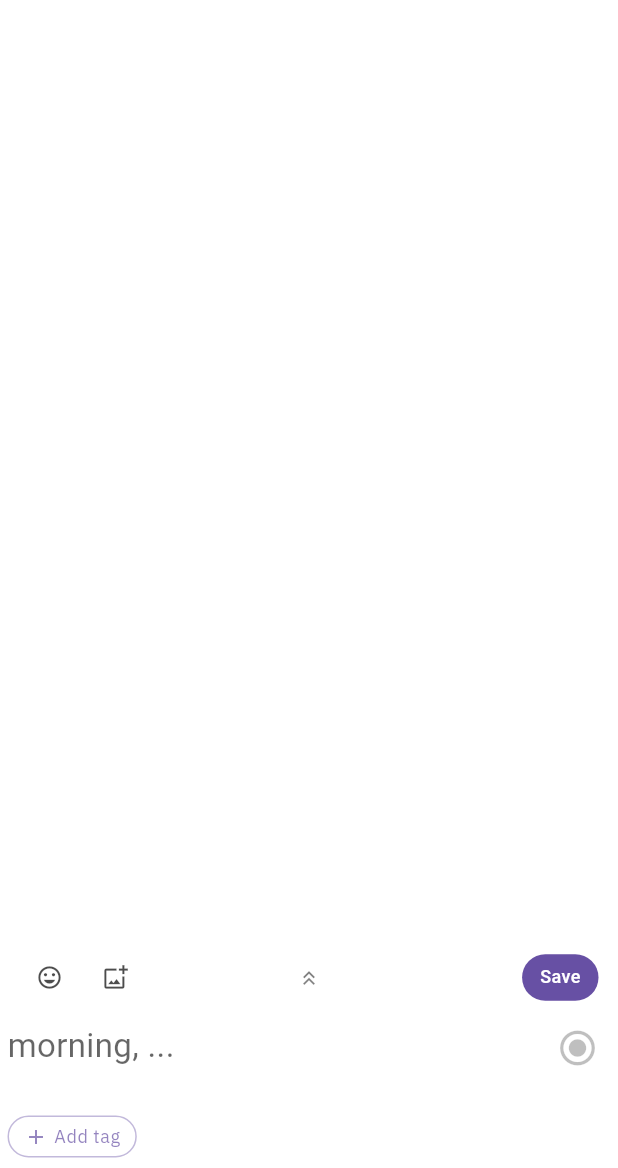
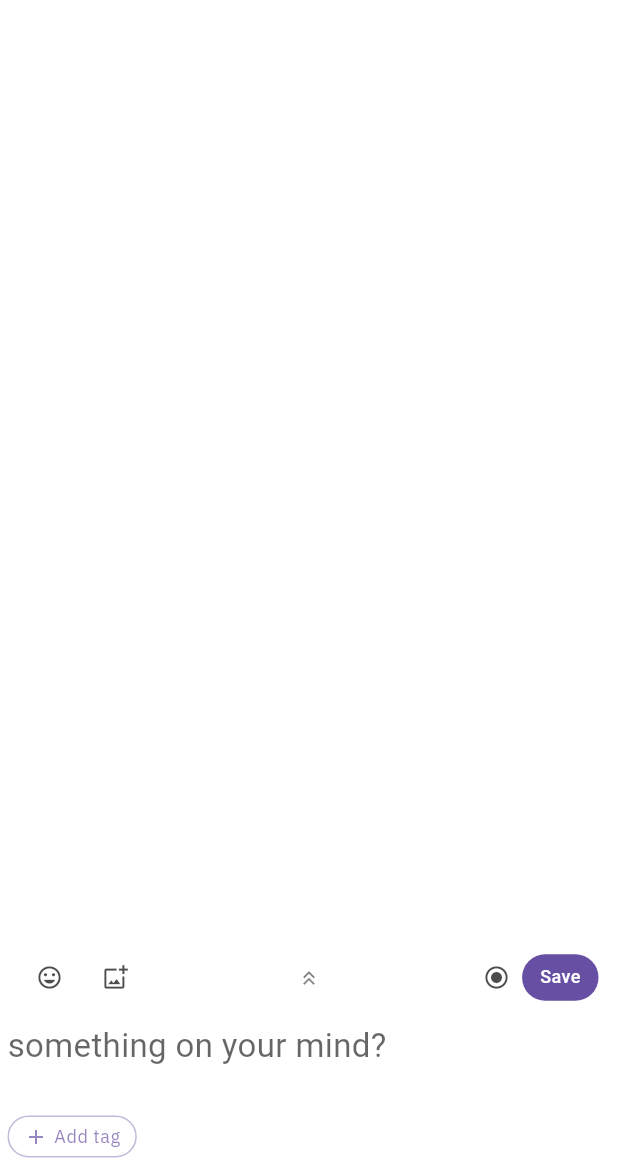
Before and after one commit to Nswa/genesis_f1, a Flutter app: the screen it shows once a user with an empty profile is signed in, on a phone screen of 412 x 824 dp, the part 68-1236 px from its top. Run offline on Flutter 3.47's test engine with Material 3 defaults, Android fonts, the phone set to English and light mode, and no system bars; our stand-ins replace cached_network_image, camera, cloud_firestore, connectivity_plus, firebase_auth, firebase_core and 10 more; missing offline and left inert: ffmpeg_kit_flutter_new, fuzzy; accounts and stored records are empty; Roboto replaces fonts that are missing (Georgia); project files that could hold a hidden picture were left out.

```diff
--- a/lib/screens/journal_screen.dart
+++ b/lib/screens/journal_screen.dart
@@ -166,21 +166,23 @@ class _JournalScreenState extends State<JournalScreen>
                                         entryGroup.value,
                                       );
                                     }
-                                  },
-                                  child: Container(
+                                  },                                  child: Container(
                                     color: background,
                                     padding: const EdgeInsets.fromLTRB(
                                       16,
                                       8, // Reduced top padding
-                                      0,
+                                      16,
                                       4, // Reduced bottom padding
                                     ),
-                                    child: Text(
-                                      entryGroup.key,
-                                      style: TextStyle(
-                                        fontSize: 16,
-                                        color: Theme.of(context).hintColor,
-                                        fontWeight: FontWeight.w600,
+                                    child: Center(
+                                      child: Text(
+                                        entryGroup.key,
+                                        style: TextStyle(
+                                          fontSize: 14, // Smaller font size
+                                          color: Theme.of(context).hintColor,
+                                          fontWeight: FontWeight.w500,
+                                          fontFamily: 'IBMPlexSans', // Sans font
+                                        ),
                                       ),
                                     ),
                                   ),
--- a/lib/widgets/journal_entry.dart
+++ b/lib/widgets/journal_entry.dart
@@ -413,7 +413,7 @@ class _JournalEntryWidgetState extends State<JournalEntryWidget> {
           child: AnimatedContainer(
             duration: const Duration(milliseconds: 120),
             curve: Curves.easeOutQuart,
-            padding: const EdgeInsets.fromLTRB(12, 5, 12, 5),
+            padding: const EdgeInsets.fromLTRB(5, 2, 5, 2),
             decoration: BoxDecoration(
               color: widget.entry.isSelected
                   ? theme.highlightColor
--- a/lib/widgets/journal_input.dart
+++ b/lib/widgets/journal_input.dart
@@ -3,8 +3,6 @@ import 'dart:async';
 import 'package:flutter/material.dart';
 import '../controller/journal_controller.dart';
 import '../utils/mood_utils.dart';
-import '../utils/date_formatter.dart';
-import 'package:collective/services/user_profile_service.dart';
 import 'package:camera/camera.dart';
 import 'package:image_picker/image_picker.dart';
 import 'package:path_provider/path_provider.dart';
@@ -315,28 +313,14 @@ class _JournalInputWidgetState extends State<JournalInputWidget>
       } else {
         _emojiBarController.reverse();
       }
-    });
+    });  }
+
+  String _getHintText() {
+    return "something on your mind?";
   }
-
-  String _getTimeOfDayGreeting() {
-    final hour = DateTime.now().hour;
-    if (hour < 12) return 'morning';
-    if (hour < 17) return 'afternoon';
-    return 'evening';
-  }
-  String _getHintText() {
-    final profile = UserProfileService.instance.profile;
-    if (profile != null) {
-      final firstWord = profile.firstName.split(" ")[0];
-      return "${_getTimeOfDayGreeting()}, ${firstWord.toLowerCase()}...";
-    }
-    return "Write your thoughts...";
-  }
-
   @override
   Widget build(BuildContext context) {
-    final now = DateTime.now();
-    final theme = Theme.of(context);    final fadeValue = (1 +
+    final theme = Theme.of(context);final fadeValue = (1 +
             (widget.journalController.dragOffsetY /
                 JournalController.swipeThreshold))
         .clamp(0.0, 1.0);
@@ -418,7 +402,51 @@ class _JournalInputWidgetState extends State<JournalInputWidget>
                                   padding: EdgeInsets.zero,
                                   constraints: const BoxConstraints(),
                                   visualDensity: VisualDensity.compact,
-                                ),                                const Spacer(),                                // Save button - always visible
+                                ),                                const Spacer(),                                // Radio button for voice recording - positioned just to the left of save button
+                                GestureDetector(
+                                  onTapDown: (details) {
+                                    _onTapDown();
+                                  },
+                                  onTapUp: (details) {
+                                    _onTapUp();
+                                  },
+                                  onTapCancel: () {
+                                    _onTapCancel();
+                                  },
+                                  child: Stack(
+                                    clipBehavior: Clip.none,
+                                    children: [
+                                      Container(
+                                        margin: const EdgeInsets.only(right: 8),
+                                        child: Icon(
+                                          Icons.radio_button_checked,
+                                          size: 18, // Match other toolbar icons
+                                          color: _isRecording
+                                              ? Colors.red.withOpacity(0.7)
+                                              : theme.iconTheme.color?.withOpacity(0.7),
+                                        ),
+                                      ),
+                                      // Camera preview positioned above the button
+                                      if (_showCameraPreview && _isCameraInitialized && _cameraController != null)
+                                        Positioned(
+                                          bottom: 30, // Position above the button
+                                          right: -50, // Adjust positioning
+                                          child: Container(
+                                            width: 120,
+                                            height: 120,
+                                            decoration: BoxDecoration(
+                                              shape: BoxShape.circle,
+                                              border: Border.all(color: Colors.red, width: 3),
+                                            ),
+                                            child: ClipOval(
+                                              child: CameraPreview(_cameraController!),
+                                            ),
+                                          ),
+                                        ),
+                                    ],
+                                  ),
+                                ),
+                                // Save button - always visible
                                 Container(
                                   margin: const EdgeInsets.only(right: 8),
                                   child: GestureDetector(
@@ -495,58 +523,9 @@ class _JournalInputWidgetState extends State<JournalInputWidget>
                                               hintStyle: TextStyle(color: theme.hintColor),
                                               border: InputBorder.none,
                                               contentPadding: EdgeInsets.zero,
-                                              isDense: true,
-                                            ),
+                                              isDense: true,                                            ),
                                           ),
                                         ),
-                                      ),
-                                    ),GestureDetector(
-                                      onTapDown: (details) {
-                                        _onTapDown();
-                                      },
-                                      onTapUp: (details) {
-                                        _onTapUp();
-                                      },
-                                      onTapCancel: () {
-                                        _onTapCancel();
-                                      },
-                                      child: Stack(
-                                        clipBehavior: Clip.none,
-                                        children: [
-                                          AnimatedContainer(
-                                            duration: const Duration(milliseconds: 150),
-                                            curve: Curves.easeInOut,
-                                            transform: _isRecording
-                                                ? Matrix4.translationValues(0, -55, 0)
-                                                : Matrix4.identity(),
-                                            // add small left paddding
-                                            margin: const EdgeInsets.only(left: 8, right: 8, top: 4),
-                                            child: Icon(
-                                              Icons.radio_button_checked,
-                                              size: 28,
-                                              color: _isRecording
-                                                  ? Colors.red.withOpacity(0.7) // Reduced contrast for recording state
-                                                  : theme.iconTheme.color?.withOpacity(0.25), // Lower contrast for idle state
-                                            ),
-                                          ),
-                                          // Camera preview positioned above the button
-                                          if (_showCameraPreview && _isCameraInitialized && _cameraController != null)
-                                            Positioned(
-                                              bottom: 90, // Position above the button
-                                              left: -90, // Center horizontally
-                                              child: Container(
-                                                width: 120,
-                                                height: 120,
-                                                decoration: BoxDecoration(
-                                                  shape: BoxShape.circle,
-                                                  border: Border.all(color: Colors.red, width: 3),
-                                                ),
-                                                child: ClipOval(
-                                                  child: CameraPreview(_cameraController!),
-                                                ),
-                                              ),
-                                            ),
-                                        ],
                                       ),
                                     ),
                                   ],
```
